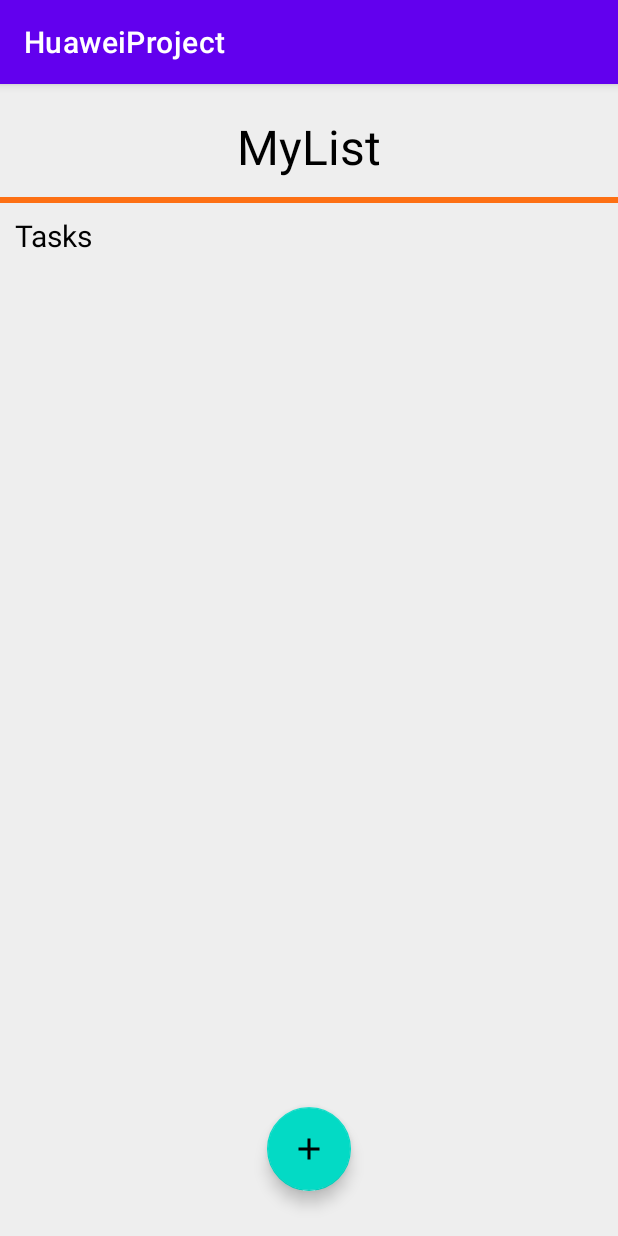
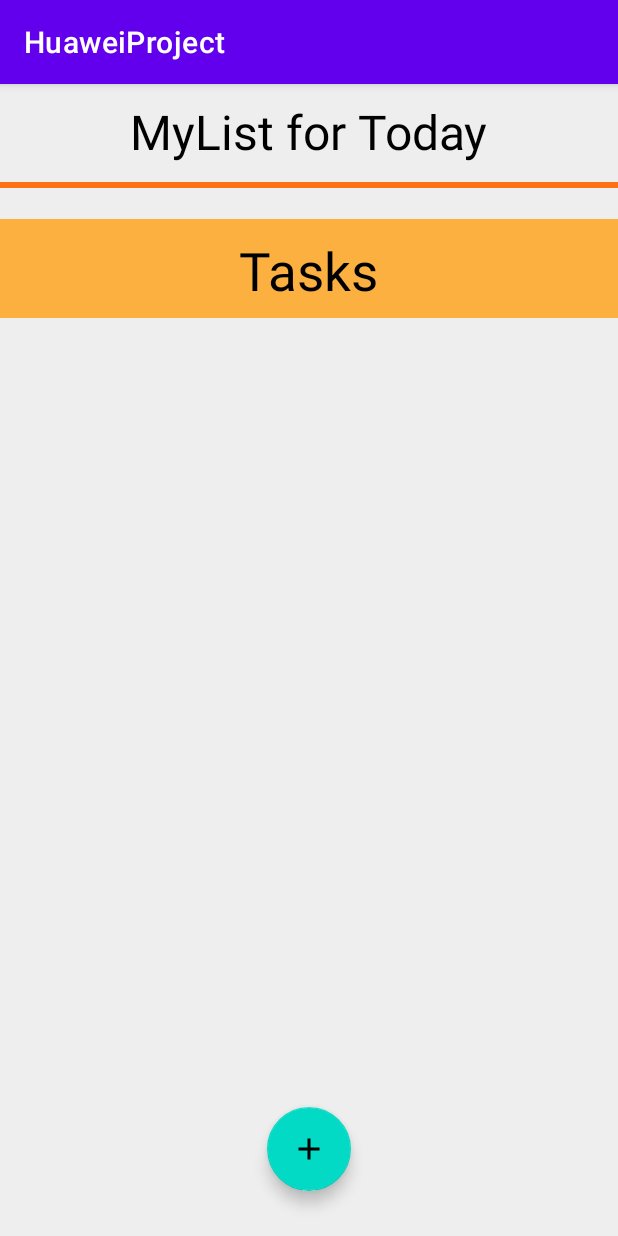
Before and after one commit to russellotniel/HuaweiProject, an Android app: the MainActivity screen opened directly, with no data from a screen before it, on a phone screen of 412 x 824 dp. Run offline under Robolectric (Android 15) with nearby library versions, the phone set to English and light mode, and no system bars; libraries missing offline, so code that uses them is left out: it.xabaras.android.

Commit message:
Last Push

```diff
--- a/app/src/main/res/layout/activity_main.xml
+++ b/app/src/main/res/layout/activity_main.xml
@@ -10,16 +10,15 @@
     >
 
     <TextView
+        android:id="@+id/myListTitle"
         android:layout_width="wrap_content"
         android:layout_height="wrap_content"
-        android:id="@+id/myListTitle"
-        android:text="MyList"
-        android:textSize="32sp"
-        android:layout_marginTop="20dp"
+        android:layout_centerHorizontal="true"
+        android:layout_marginTop="10dp"
         android:layout_marginBottom="12dp"
-        android:layout_centerHorizontal="true"
+        android:text="MyList for Today"
         android:textColor="@color/black"
-        />
+        android:textSize="32sp" />
 
     <View
         android:layout_width="match_parent"
@@ -27,24 +26,37 @@
         android:layout_below="@id/myListTitle"
         android:background="@color/orange" />
 
+    <ImageView
+        android:layout_width="match_parent"
+        android:layout_height="66dp"
+        android:layout_alignParentStart="true"
+        android:layout_alignParentTop="true"
+        android:layout_centerHorizontal="true"
+        android:layout_marginStart="0dp"
+        android:layout_marginTop="90dp"
+        android:background="#fbb040"
+        android:cropToPadding="true"
+        android:scaleType="centerCrop" />
+
     <TextView
+        android:id="@+id/uncompletedTasksSubtitle"
         android:layout_width="wrap_content"
         android:layout_height="wrap_content"
-        android:id="@+id/uncompletedTasksSubtitle"
+        android:layout_below="@id/myListTitle"
+        android:layout_centerHorizontal="true"
+        android:layout_marginLeft="10dp"
+        android:layout_marginTop="35dp"
+        android:layout_marginBottom="12dp"
         android:text="Tasks"
-        android:textSize="20dp"
-        android:layout_below="@id/myListTitle"
-         android:layout_marginTop="12dp"
-        android:layout_marginBottom="12dp"
-        android:layout_marginLeft="10dp"
         android:textColor="@color/black"
-        />
+        android:textSize="35dp" />
 
     <androidx.recyclerview.widget.RecyclerView
         android:id="@+id/myTask"
         android:layout_width="match_parent"
         android:layout_height="wrap_content"
         android:layout_below="@+id/uncompletedTasksSubtitle"
+        android:layout_marginTop="10dp"
         android:background="@color/white"
         android:nestedScrollingEnabled="true" />
 
```
Also changed, not shown: app/src/main/res/drawable/gradient.xml (added, +11 -0 lines), app/src/main/res/layout/activity_welcome.xml (+48 -9 lines), app/src/main/res/layout/my_list_layout.xml (+9 -4 lines).
